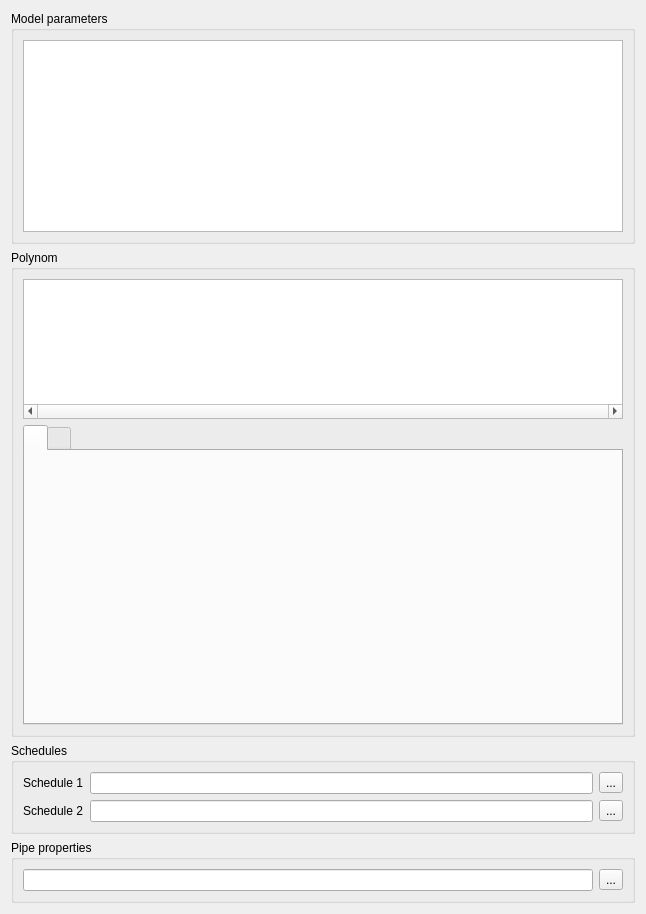
The window that SIM-VICUS/src/SVNetworkComponentEditWidget.ui (Brockaaa/SIM-VICUS) describes before a commit, drawn with Qt 5.
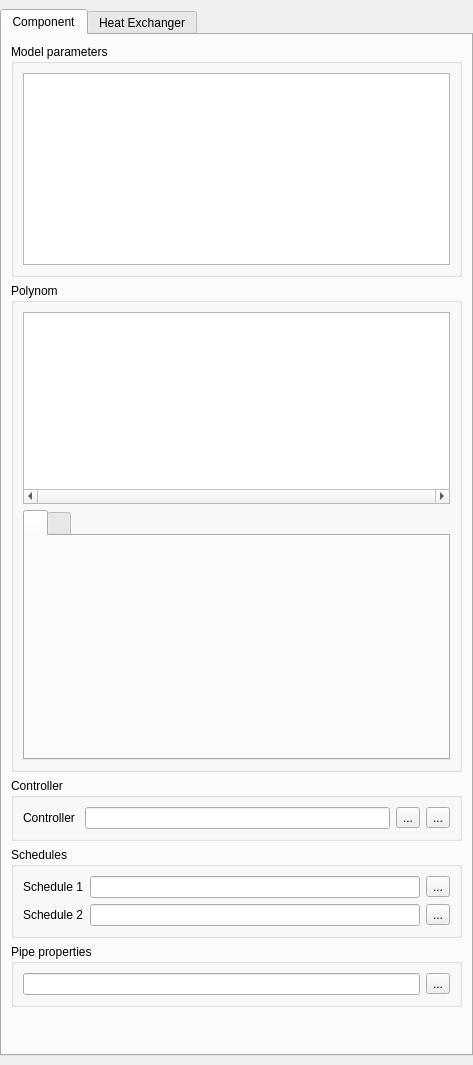
The same window after the commit. Icons and pictures are not drawn. Custom widgets are drawn as their Qt base class.

Commit message: reworked parts of the UI

What changed in the file:
```diff
--- a/SIM-VICUS/src/SVNetworkComponentEditWidget.ui
+++ b/SIM-VICUS/src/SVNetworkComponentEditWidget.ui
@@ -6,14 +6,54 @@
    <rect>
     <x>0</x>
     <y>0</y>
-    <width>646</width>
-    <height>887</height>
+    <width>473</width>
+    <height>1065</height>
    </rect>
   </property>
+  <property name="sizePolicy">
+   <sizepolicy hsizetype="Expanding" vsizetype="Expanding">
+    <horstretch>0</horstretch>
+    <verstretch>1</verstretch>
+   </sizepolicy>
+  </property>
   <property name="windowTitle">
    <string>Form</string>
   </property>
-  <layout class="QVBoxLayout" name="verticalLayout">
+  <layout class="QVBoxLayout" name="verticalLayout" stretch="1">
+   <property name="leftMargin">
+    <number>0</number>
+   </property>
+   <property name="topMargin">
+    <number>9</number>
+   </property>
+   <property name="rightMargin">
+    <number>0</number>
+   </property>
+   <property name="bottomMargin">
+    <number>9</number>
+   </property>
+   <item>
+    <widget class="QTabWidget" name="tabWidget">
+     <property name="sizePolicy">
+      <sizepolicy hsizetype="Expanding" vsizetype="Expanding">
+       <horstretch>0</horstretch>
+       <verstretch>1</verstretch>
+      </sizepolicy>
+     </property>
+     <property name="currentIndex">
+      <number>0</number>
+     </property>
+     <widget class="QWidget" name="tab">
+      <property name="sizePolicy">
+       <sizepolicy hsizetype="Expanding" vsizetype="Expanding">
+        <horstretch>0</horstretch>
+        <verstretch>1</verstretch>
+       </sizepolicy>
+      </property>
+      <attribute name="title">
+       <string>Component</string>
+      </attribute>
+      <layout class="QVBoxLayout" name="verticalLayoutTab" stretch="0,0,0,0,0,1">
    <item>
     <widget class="QGroupBox" name="groupBoxModelParameters">
      <property name="title">
@@ -31,12 +71,9 @@
         <property name="maximumSize">
          <size>
           <width>16777215</width>
-          <height>200</height>
-         </size>
-        </property>
-        <property name="lineWidth">
-         <number>1</number>
-        </property>
+              <height>16777215</height>
+             </size>
+            </property>
         <property name="verticalScrollBarPolicy">
          <enum>Qt::ScrollBarAlwaysOff</enum>
         </property>
@@ -56,14 +93,20 @@
    </item>
    <item>
     <widget class="QGroupBox" name="groupBoxPolynom">
+         <property name="sizePolicy">
+          <sizepolicy hsizetype="Preferred" vsizetype="Expanding">
+           <horstretch>0</horstretch>
+           <verstretch>1</verstretch>
+          </sizepolicy>
+         </property>
      <property name="title">
       <string>Polynom </string>
      </property>
-     <layout class="QVBoxLayout" name="verticalLayout_3">
+         <layout class="QVBoxLayout" name="verticalLayout_3" stretch="1,0">
       <item>
        <widget class="QTableWidget" name="tableWidgetPolynomCoefficients">
         <property name="sizePolicy">
-         <sizepolicy hsizetype="Expanding" vsizetype="Minimum">
+             <sizepolicy hsizetype="Expanding" vsizetype="MinimumExpanding">
           <horstretch>0</horstretch>
           <verstretch>0</verstretch>
          </sizepolicy>
@@ -77,7 +120,7 @@
         <property name="maximumSize">
          <size>
           <width>16777215</width>
-          <height>140</height>
+              <height>16777215</height>
          </size>
         </property>
         <property name="verticalScrollBarPolicy">
@@ -94,15 +137,21 @@
       <item>
        <widget class="QTabWidget" name="tabWidgetPlots">
         <property name="sizePolicy">
-         <sizepolicy hsizetype="Expanding" vsizetype="MinimumExpanding">
+             <sizepolicy hsizetype="Expanding" vsizetype="Expanding">
           <horstretch>0</horstretch>
-          <verstretch>0</verstretch>
+              <verstretch>1</verstretch>
          </sizepolicy>
         </property>
         <property name="minimumSize">
          <size>
           <width>0</width>
-          <height>300</height>
+              <height>250</height>
+             </size>
+            </property>
+            <property name="maximumSize">
+             <size>
+              <width>16777215</width>
+              <height>250</height>
          </size>
         </property>
         <property name="tabPosition">
@@ -112,22 +161,46 @@
          <number>0</number>
         </property>
         <widget class="QWidget" name="plotTab1">
+             <property name="sizePolicy">
+              <sizepolicy hsizetype="Expanding" vsizetype="Expanding">
+               <horstretch>0</horstretch>
+               <verstretch>1</verstretch>
+              </sizepolicy>
+             </property>
+             <property name="minimumSize">
+              <size>
+               <width>0</width>
+               <height>0</height>
+              </size>
+             </property>
+             <property name="maximumSize">
+              <size>
+               <width>16777215</width>
+               <height>250</height>
+              </size>
+             </property>
          <attribute name="title">
           <string/>
          </attribute>
-         <layout class="QVBoxLayout" name="verticalLayout_5">
+             <layout class="QVBoxLayout" name="verticalLayout_5" stretch="0">
           <item>
            <widget class="QwtPlot" name="widgetPlot1">
             <property name="sizePolicy">
              <sizepolicy hsizetype="Expanding" vsizetype="Expanding">
               <horstretch>0</horstretch>
-              <verstretch>0</verstretch>
-             </sizepolicy>
-            </property>
+                  <verstretch>1</verstretch>
+                 </sizepolicy>
+                </property>
+                <property name="minimumSize">
+                 <size>
+                  <width>0</width>
+                  <height>0</height>
+                 </size>
+                </property>
             <property name="maximumSize">
              <size>
               <width>16777215</width>
-              <height>200</height>
+                  <height>220</height>
              </size>
             </property>
            </widget>
@@ -156,6 +229,49 @@
      </layout>
     </widget>
    </item>
+       <item>
+        <widget class="QGroupBox" name="groupBoxController">
+         <property name="sizePolicy">
+          <sizepolicy hsizetype="Preferred" vsizetype="Preferred">
+           <horstretch>0</horstretch>
+           <verstretch>0</verstretch>
+          </sizepolicy>
+         </property>
+         <property name="title">
+          <string>Controller</string>
+         </property>
+         <layout class="QHBoxLayout" name="horizontalLayoutController">
+          <item>
+           <widget class="QLabel" name="labelController">
+            <property name="text">
+             <string>Controller </string>
+            </property>
+           </widget>
+          </item>
+          <item>
+           <widget class="QLineEdit" name="lineEditController"/>
+          </item>
+          <item>
+           <widget class="QToolButton" name="toolButtonControllerSet">
+            <property name="text">
+             <string>...</string>
+            </property>
+           </widget>
+          </item>
+          <item>
+           <widget class="QToolButton" name="toolButtonControllerRemove">
+            <property name="text">
+             <string>...</string>
+            </property>
+            <property name="icon">
+             <iconset resource="../resources/SIM-VICUS.qrc">
+              <normaloff>:/gfx/actions/24x24/minus.png</normaloff>:/gfx/actions/24x24/minus.png</iconset>
+            </property>
+           </widget>
+          </item>
+         </layout>
+        </widget>
+       </item>
    <item>
     <widget class="QGroupBox" name="groupBoxSchedules">
      <property name="title">
@@ -222,6 +338,12 @@
       </item>
       <item>
        <widget class="QToolButton" name="toolButtonPipeProperties">
+            <property name="sizePolicy">
+             <sizepolicy hsizetype="Fixed" vsizetype="Fixed">
+              <horstretch>0</horstretch>
+              <verstretch>0</verstretch>
+             </sizepolicy>
+            </property>
         <property name="text">
          <string>...</string>
         </property>
@@ -245,6 +367,21 @@
    </item>
   </layout>
  </widget>
+     <widget class="QWidget" name="tab_2">
+      <property name="sizePolicy">
+       <sizepolicy hsizetype="Expanding" vsizetype="Expanding">
+        <horstretch>0</horstretch>
+        <verstretch>0</verstretch>
+       </sizepolicy>
+      </property>
+      <attribute name="title">
+       <string>Heat Exchanger</string>
+      </attribute>
+     </widget>
+    </widget>
+   </item>
+  </layout>
+ </widget>
  <customwidgets>
   <customwidget>
    <class>QwtPlot</class>
```
Left out of the diff: 80 changed lines with no effect on the pictures. Lines whose indentation alone changed are shown as unchanged. The commit also changes 2 other files.
